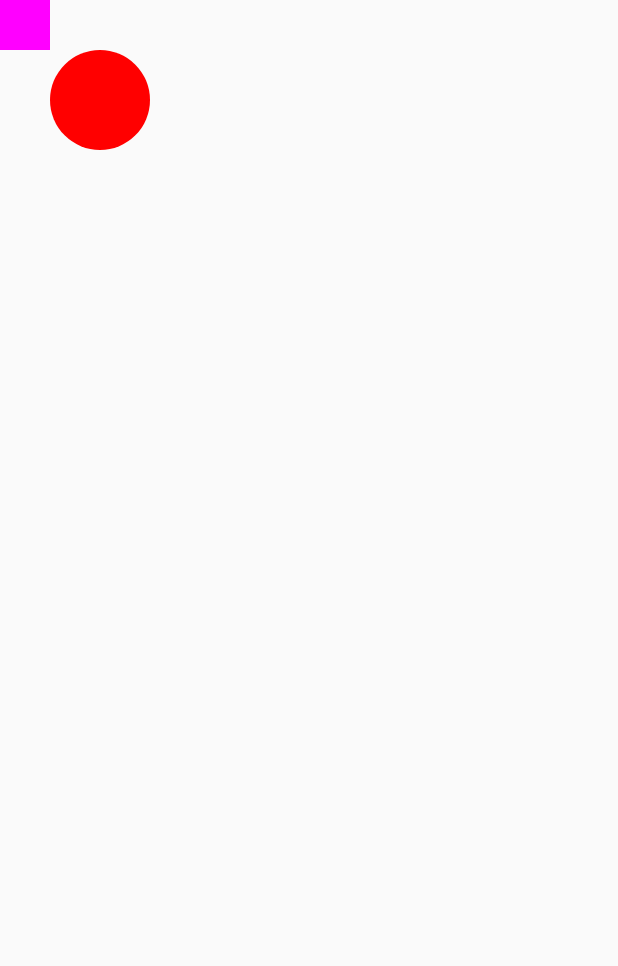
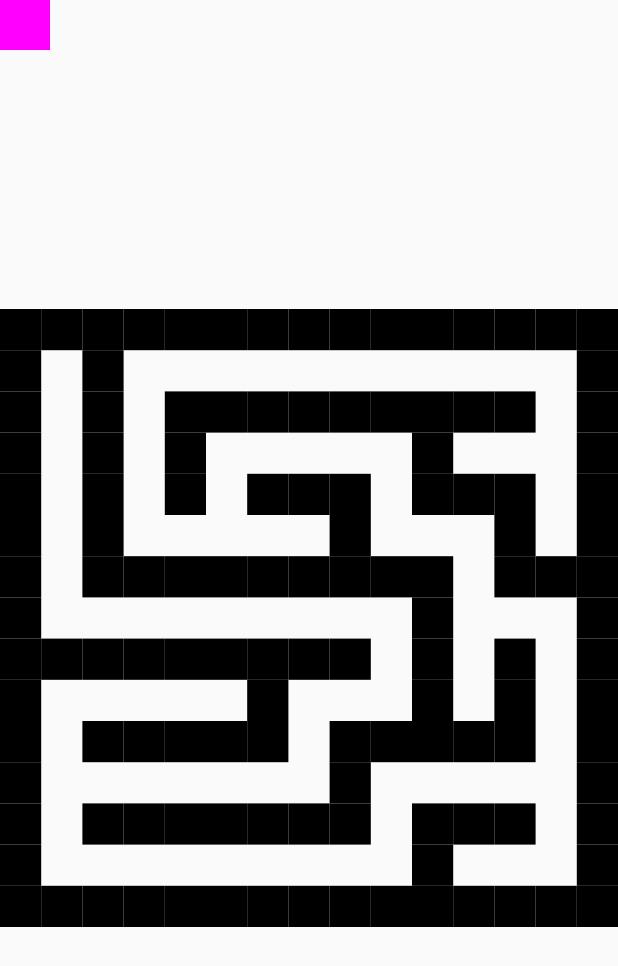
Before and after one commit to Vasic2000/Labirint, an Android app: the screen it shows after launch (MainActivity), on a phone screen of 412 x 824 dp. Shown: the top 966 px of the screen. Run offline under Robolectric (Android 15) with nearby library versions, the phone set to English and light mode, and no system bars.

Commit message:
Урок 2 Лабиринт

```diff
--- a/app/src/main/java/com/example/labirint/Drawable.java
+++ b/app/src/main/java/com/example/labirint/Drawable.java
@@ -1,7 +1,8 @@
 package com.example.labirint;
 
 import android.graphics.Canvas;
+import android.graphics.Rect;
 
 public interface Drawable {
-    void draw(Canvas canvas);
+    void draw(Canvas canvas, Rect rect);
 }
--- a/app/src/main/java/com/example/labirint/Game.java
+++ b/app/src/main/java/com/example/labirint/Game.java
@@ -1,6 +1,7 @@
 package com.example.labirint;
 
 import android.graphics.Canvas;
+import android.graphics.Rect;
 import android.view.GestureDetector;
 import android.view.MotionEvent;
 import android.view.View;
@@ -14,9 +15,12 @@ public class Game extends GestureDetector.SimpleOnGestureListener {
     private Player player;
     private Labirint labirint;
 
+    private Rect rect = new Rect();
+    private int size = 0;
+
     public Game() {
         player = new Player();
-        labirint = new Labirint(5);
+        labirint = new Labirint(15);
 
         drawables.add(player);
         drawables.add(labirint);
@@ -34,7 +38,7 @@ public class Game extends GestureDetector.SimpleOnGestureListener {
 
     public void draw(Canvas canvas) {
         for(Drawable item : drawables) {
-            item.draw(canvas);
+            item.draw(canvas, rect);
         }
 
     }
@@ -42,4 +46,14 @@ public class Game extends GestureDetector.SimpleOnGestureListener {
     public void setView(View view) {
         this.view = view;
     }
+
+    public void setScreenSize(int width, int height) {
+        size = Math.min(width, height);
+        rect.set(
+                (width - size)/ 2,
+                (height - size)/ 2,
+                (width + size)/ 2,
+                (height + size)/ 2
+        );
+    }
 }
--- a/app/src/main/java/com/example/labirint/Labirint.java
+++ b/app/src/main/java/com/example/labirint/Labirint.java
@@ -4,6 +4,7 @@ import android.graphics.Canvas;
 import android.graphics.Color;
 import android.graphics.Paint;
 import android.graphics.Point;
+import android.graphics.Rect;
 
 import java.util.LinkedList;
 import java.util.List;
@@ -12,7 +13,7 @@ import java.util.Stack;
 
 public class Labirint implements Drawable {
 
-    private Paint paint;
+    private Paint wallPaint;
     private boolean [][] arrayMaze;
     private final int size;
     private final Point end = new Point(1,1);
@@ -21,8 +22,8 @@ public class Labirint implements Drawable {
     private int bestScore = 0;
 
     public Labirint(int size) {
-        paint = new Paint(Paint.ANTI_ALIAS_FLAG);
-        paint.setColor(Color.RED);
+        wallPaint = new Paint(Paint.ANTI_ALIAS_FLAG);
+        wallPaint.setColor(Color.BLACK);
         this.size = size;
         arrayMaze = new boolean[size][size];
         generateMaze();
@@ -75,6 +76,7 @@ public class Labirint implements Drawable {
                 int diffX = (direction.x - current.x) / 2;
                 int diffY = (direction.y - current.y) / 2;
                 arrayMaze[current.y + diffY][current.x + diffX] = true;
+                stack.push(direction);
             }
             else {
                 if(bestScore < stack.size()) {
@@ -99,7 +101,19 @@ public class Labirint implements Drawable {
     }
 
     @Override
-    public void draw(Canvas canvas) {
-        canvas.drawCircle(100,100,50,paint);
+    public void draw(Canvas canvas, Rect rect) {
+        float cellSize = (float) (rect.right - rect.left) / size;
+        for (int i = 0; i < size; i++)
+            for (int j = 0; j < size; j++) {
+                if (!arrayMaze[i][j]) {
+                    float left = j * cellSize + rect.left;
+                    float top = i * cellSize + rect.top;
+                    canvas.drawRect(
+                            left,
+                            top,
+                            left + cellSize,
+                            top + cellSize, wallPaint);
+                }
+            }
     }
 }
--- a/app/src/main/java/com/example/labirint/MazeView.java
+++ b/app/src/main/java/com/example/labirint/MazeView.java
@@ -18,4 +18,10 @@ public class MazeView extends View {
     protected void onDraw(Canvas canvas) {
         gameManager.draw(canvas);
     }
+
+    @Override
+    protected void onSizeChanged(int w, int h, int oldw, int oldh) {
+        super.onSizeChanged(w, h, oldw, oldh);
+        gameManager.setScreenSize(w, h);
+    }
 }
--- a/app/src/main/java/com/example/labirint/Player.java
+++ b/app/src/main/java/com/example/labirint/Player.java
@@ -4,6 +4,7 @@ import android.graphics.Canvas;
 import android.graphics.Color;
 import android.graphics.Paint;
 import android.graphics.Point;
+import android.graphics.Rect;
 
 public class Player implements Drawable {
 
@@ -23,7 +24,7 @@ public class Player implements Drawable {
     }
 
     @Override
-    public void draw(Canvas canvas) {
+    public void draw(Canvas canvas, Rect rect) {
         canvas.drawRect(point.x, point.y,point.x + 50,point.y + 50, paint);
     }
 }
```
